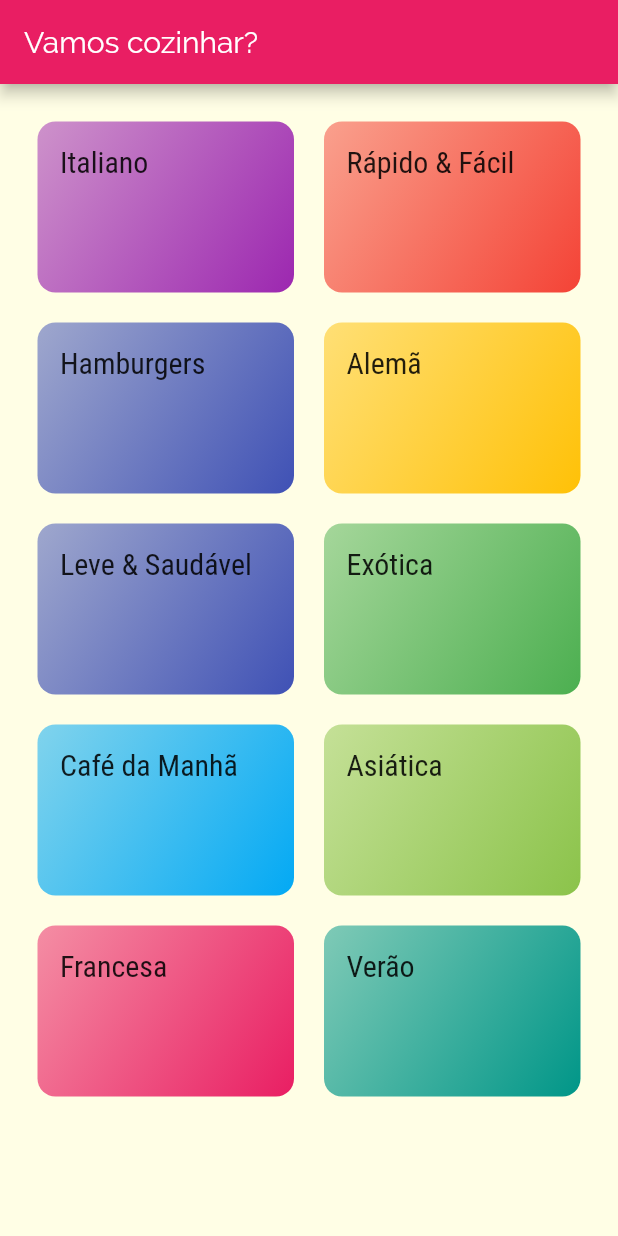
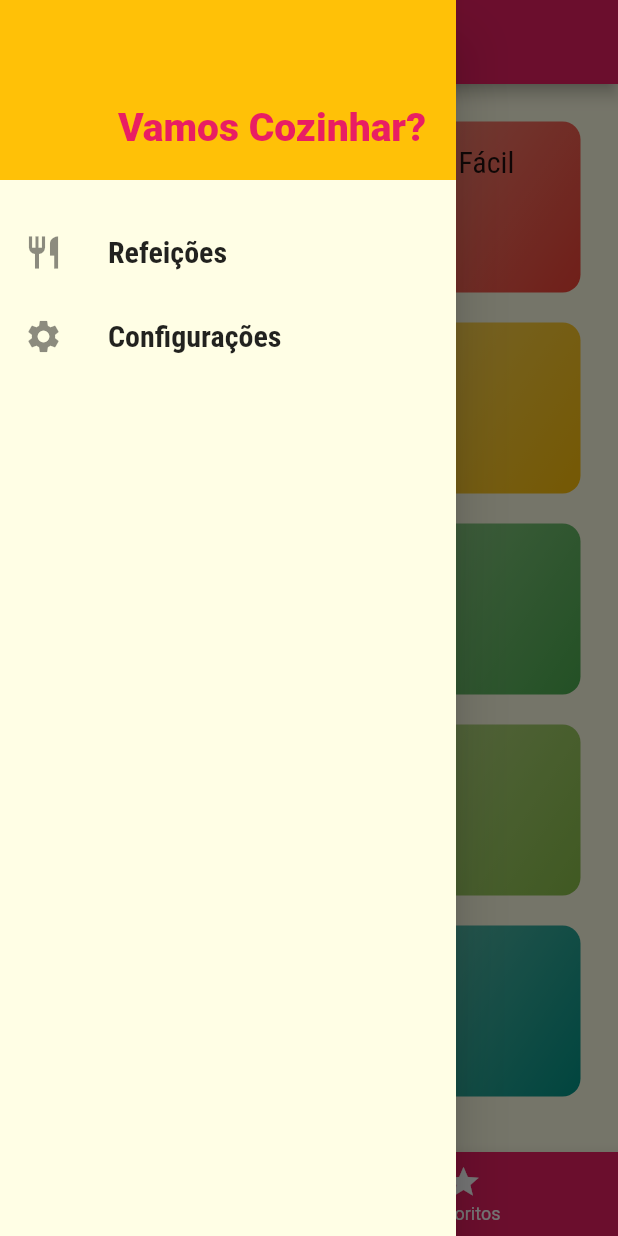
Before and after one commit to scmfaria/meals_app, a Flutter app: the screen it shows after launch, with the side drawer open (before the commit the screen has no drawer), on a phone screen of 412 x 824 dp. Run offline on Flutter 3.47's test engine with Material 2 defaults, Android fonts, the phone set to English and light mode, and no system bars.

Commit message:
add tabs and drawer in main screen

```diff
--- /dev/null
+++ b/lib/components/main_drawer.dart
@@ -0,0 +1,60 @@
+import 'package:flutter/material.dart';
+
+import '../utils/app_routes.dart';
+
+class MainDrawer extends StatelessWidget {
+
+  Widget _createItem(IconData icon, String label, Function onTap) {
+    return ListTile(
+      leading: Icon(
+        icon,
+        size: 26,
+      ),
+      title: Text(
+        label,
+        style: TextStyle(
+          fontFamily: 'RobotoCondensed',
+          fontSize: 20,
+          fontWeight: FontWeight.bold,
+        ),
+      ),
+      onTap: onTap,
+    );
+  }
+
+  @override
+  Widget build(BuildContext context) {
+    return Drawer(
+      child: Column(
+        children: [
+          Container(
+            height: 120,
+            width: double.infinity, // ocupa a largura toda
+            alignment: Alignment.bottomRight,
+            child: Text(
+              'Vamos Cozinhar?',
+              style: TextStyle(
+                fontWeight: FontWeight.w900,
+                fontSize: 26,
+                color: Theme.of(context).primaryColor,
+              ),
+            ),
+            padding: EdgeInsets.all(20),
+            color: Theme.of(context).accentColor,
+          ),
+          SizedBox(height: 20),
+          _createItem(
+            Icons.restaurant,
+            "Refeições",
+            () => Navigator.of(context).pushReplacementNamed(AppRoutes.HOME),
+          ),
+          _createItem(
+            Icons.settings,
+            "Configurações",
+            () => Navigator.of(context).pushReplacementNamed(AppRoutes.SETTINGS),
+          ),
+        ],
+      ),
+    );
+  }
+}
--- a/lib/main.dart
+++ b/lib/main.dart
@@ -1,6 +1,8 @@
 import 'package:flutter/material.dart';
 
-import 'screens/categories_screen.dart';
+import 'screens/settings_screen.dart';
+import 'screens/tabs_screen.dart';
+import 'screens/meal_detail_screen.dart';
 import 'screens/categories_meals_screen.dart';
 import 'utils/app_routes.dart';
 
@@ -24,8 +26,10 @@ class MyApp extends StatelessWidget {
         ),
       ),
       routes: {
-        AppRoutes.HOME: (ctx) => CategoriesScreen(),
+        AppRoutes.HOME: (ctx) => TabsScreen(),
         AppRoutes.CATEGORIES_MEALS: (ctx) => CategoriesMealsScreen(),
+        AppRoutes.MEAL_DETAIL: (ctx) => MealDetailScreen(),
+        AppRoutes.SETTINGS: (ctx) => SettingsScreen(),
       },
     );
   }
--- /dev/null
+++ b/lib/models/settings.dart
@@ -0,0 +1,3 @@
+class Settings {
+
+}
--- a/lib/screens/categories_screen.dart
+++ b/lib/screens/categories_screen.dart
@@ -5,11 +5,7 @@ import '../data/dummy_data.dart';
 class CategoriesScreen extends StatelessWidget {
   @override
   Widget build(BuildContext context) {
-    return Scaffold(
-      appBar: AppBar(
-        title: Text('Vamos cozinhar?'),
-      ),
-      body: GridView(
+    return GridView(
       padding: const EdgeInsets.all(25),
       gridDelegate: SliverGridDelegateWithMaxCrossAxisExtent(
         maxCrossAxisExtent: 200,
@@ -20,7 +16,6 @@ class CategoriesScreen extends StatelessWidget {
       children: DUMMY_CATEGORIES.map((category) {
         return CategoryItem(category);
       }).toList(),
-      ),
     );
   }
 }
--- /dev/null
+++ b/lib/screens/tabs_screen.dart
@@ -0,0 +1,58 @@
+import 'package:flutter/material.dart';
+
+import 'categories_screen.dart';
+import 'favorite_screen.dart';
+import '../components/main_drawer.dart';
+
+class TabsScreen extends StatefulWidget {
+  @override
+  _TabsScreenState createState() => _TabsScreenState();
+}
+
+class _TabsScreenState extends State<TabsScreen> {
+  int _selectedScreenIndex = 0;
+
+  final List<Map<String, Object>> _screens = [
+    {'title': 'Lista de Categorias', 'screen': CategoriesScreen()},
+    {'title': 'Meus Favoritos', 'screen': FavoriteScreen()},
+  ];
+
+  _selectScreen(int index) {
+    setState(() {
+      _selectedScreenIndex = index;
+    });
+  }
+
+  @override
+  Widget build(BuildContext context) {
+    return DefaultTabController(
+      length: 2,
+      child: Scaffold(
+        appBar: AppBar(
+          title: Text(
+            _screens[_selectedScreenIndex]['title'],
+          ),
+        ),
+        drawer: MainDrawer(),
+        body: _screens[_selectedScreenIndex]['screen'],
+        bottomNavigationBar: BottomNavigationBar(
+          onTap: _selectScreen,
+          backgroundColor: Theme.of(context).primaryColor,
+          unselectedItemColor: Colors.white,
+          selectedItemColor: Theme.of(context).accentColor,
+          currentIndex: _selectedScreenIndex,
+          items: [
+            BottomNavigationBarItem(
+              icon: Icon(Icons.category),
+              label: 'Categorias'
+            ),
+            BottomNavigationBarItem(
+              icon: Icon(Icons.star),
+              label: 'Favoritos'
+            ),
+          ],
+        ),
+      ),
+    );
+  }
+}
--- a/lib/utils/app_routes.dart
+++ b/lib/utils/app_routes.dart
@@ -1,4 +1,6 @@
 class AppRoutes {
   static const HOME = "/";
   static const CATEGORIES_MEALS = '/categories-meals';
+  static const MEAL_DETAIL = '/meal-detail';
+  static const SETTINGS = '/settings';
 }
```
Also changed, not shown: lib/components/meal_item.dart (+10 -3 lines), lib/screens/favorite_screen.dart (added, +10 -0 lines), lib/screens/meal_detail_screen.dart (added, +97 -0 lines), lib/screens/settings_screen.dart (added, +18 -0 lines). Lines whose indentation alone changed are shown as unchanged.
